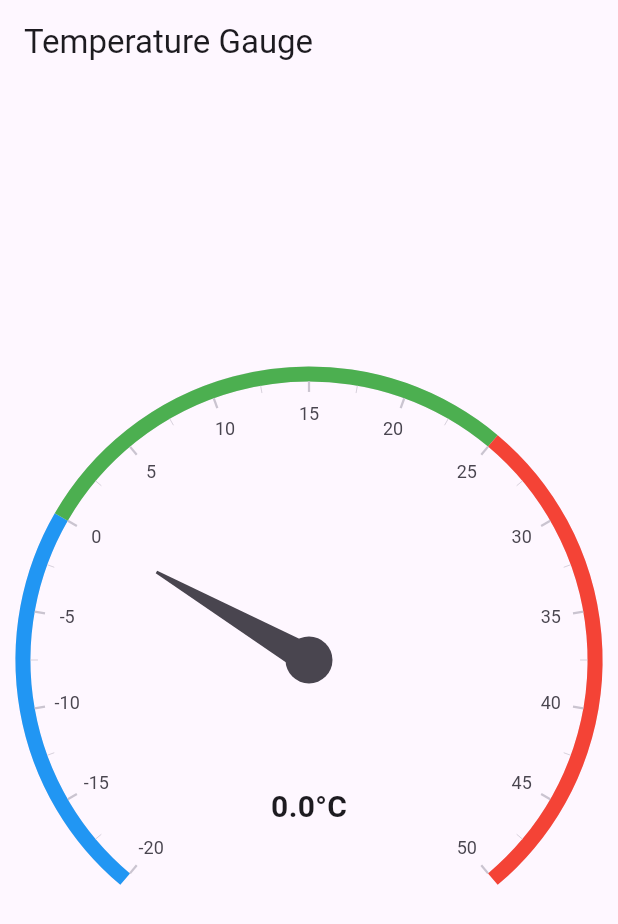
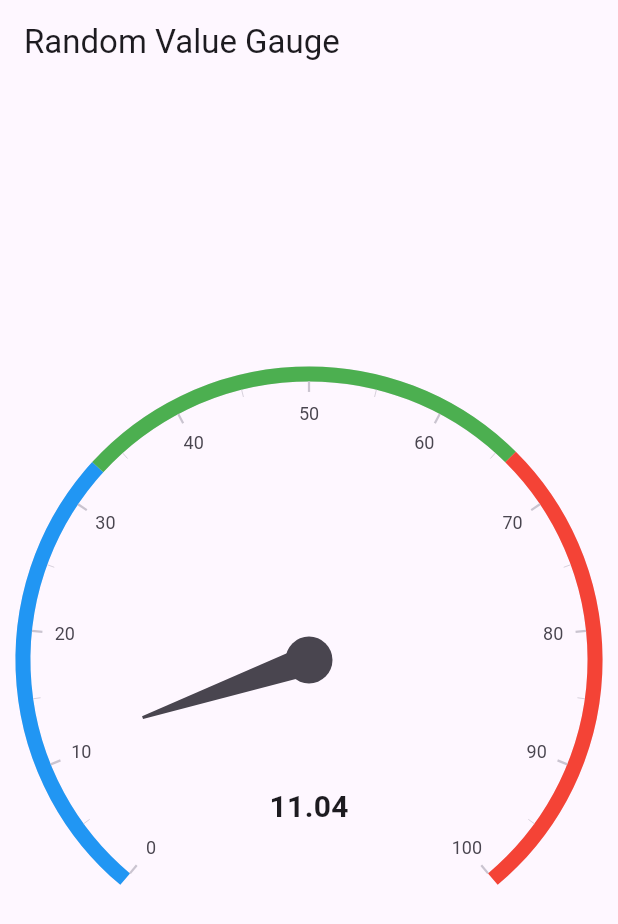
Before and after one commit to Arlyule/EjerciciosUnidad3, a Flutter app: the GaugeScreen screen opened directly, on a phone screen of 412 x 824 dp. Shown: the top 924 px of the screen. Run offline on Flutter 3.47's test engine with Material 3 defaults, Android fonts, the phone set to English and light mode, and no system bars; drawn by our look-alikes of syncfusion_flutter_gauges; our stand-ins replace syncfusion_flutter_charts; missing offline and left inert: mqtt_client.

Commit message:
first commit

```diff
--- a/gaugge_mqtt_app/lib/main.dart
+++ b/gaugge_mqtt_app/lib/main.dart
@@ -1,5 +1,6 @@
+import 'dart:async';
+import 'dart:math';
 import 'package:flutter/material.dart';
-import 'package:gaugge_mqtt_app/mqtt_service.dart';
 import 'package:syncfusion_flutter_gauges/gauges.dart';
 
 void main() {
@@ -12,7 +13,7 @@ class MainApp extends StatelessWidget {
   @override
   Widget build(BuildContext context) {
     return MaterialApp(
-      title: 'Gauge MQTT App',
+      title: 'Gauge Random Value App',
       theme: ThemeData(primarySwatch: Colors.blue),
       home: const GaugeScreen(),
       debugShowCheckedModeBanner: false,
@@ -28,43 +29,65 @@ class GaugeScreen extends StatefulWidget {
 }
 
 class _GaugeScreenState extends State<GaugeScreen> {
-  late MqttService _mqttService;
-  double _temperature = 0.0;
+  double _value = 0.0; // Valor del gauge
+  late Timer _timer;
+
+  @override
+  void initState() {
+    super.initState();
+
+    // Generar un nuevo valor aleatorio cada segundo
+    _timer = Timer.periodic(Duration(seconds: 1), (timer) {
+      setState(() {
+        _value = Random().nextDouble() *
+            100; // Generar un valor aleatorio entre 0 y 100
+      });
+    });
+  }
+
+  @override
+  void dispose() {
+    _timer.cancel(); // Cancelar el temporizador cuando se destruye el widget
+    super.dispose();
+  }
 
   @override
   Widget build(BuildContext context) {
     return Scaffold(
       appBar: AppBar(
-        title: const Text('Temperature Gauge'),
+        title: const Text('Random Value Gauge'),
       ),
       body: Center(
         child: SfRadialGauge(
           axes: <RadialAxis>[
             RadialAxis(
-              minimum: -20,
-              maximum: 50,
+              minimum: 0,
+              maximum: 100, // Ajustado para el rango de 0 a 100
               ranges: <GaugeRange>[
                 GaugeRange(
-                  startValue: -20,
-                  endValue: 0,
+                  startValue: 0,
+                  endValue: 33,
                   color: Colors.blue,
                 ),
                 GaugeRange(
-                  startValue: 0,
-                  endValue: 25,
+                  startValue: 33,
+                  endValue: 66,
                   color: Colors.green,
                 ),
                 GaugeRange(
-                  startValue: 25,
-                  endValue: 50,
+                  startValue: 66,
+                  endValue: 100,
                   color: Colors.red,
                 )
               ],
-              pointers: <GaugePointer>[NeedlePointer(value: _temperature)],
+              pointers: <GaugePointer>[
+                NeedlePointer(
+                    value: _value), // Mostrar el valor actual en el gauge
+              ],
               annotations: <GaugeAnnotation>[
                 GaugeAnnotation(
                   widget: Text(
-                    '$_temperature°C',
+                    '${_value.toStringAsFixed(2)}', // Mostrar el valor actual en el gauge
                     style: const TextStyle(
                         fontSize: 20, fontWeight: FontWeight.bold),
                   ),
@@ -78,16 +101,4 @@ class _GaugeScreenState extends State<GaugeScreen> {
       ),
     );
   }
-
-  @override
-  void initState() {
-    super.initState();
-
-    _mqttService = MqttService('broker.emqx.io', '');
-    _mqttService.getTemperatureStream().listen((temperature) {
-      setState(() {
-        _temperature = temperature;
-      });
-    });
-  }
 }
--- a/gaugge_mqtt_app/lib/mqtt_service.dart
+++ b/gaugge_mqtt_app/lib/mqtt_service.dart
@@ -6,21 +6,19 @@ class MqttService {
 
   MqttService(String server, String clientId)
       : client = MqttServerClient(server, '') {
-    const sanitizedClientId = '';
-
     client.logging(on: true);
     client.setProtocolV311();
     client.keepAlivePeriod = 20;
 
     final connMessage = MqttConnectMessage()
-        .withClientIdentifier(sanitizedClientId)
+        .withClientIdentifier(clientId)
         .startClean()
         .withWillQos(MqttQos.atLeastOnce);
 
     client.connectionMessage = connMessage;
   }
 
-  Stream<double> getTemperatureStream() async* {
+  Stream<double> getValueStream() async* {
     try {
       await client.connect();
     } catch (e) {
@@ -29,14 +27,12 @@ class MqttService {
     }
 
     if (client.connectionStatus?.state == MqttConnectionState.connected) {
-      client.subscribe('temperature/topic', MqttQos.atLeastOnce);
+      client.subscribe('random/value', MqttQos.atLeastOnce);
 
       await for (final c in client.updates!) {
         final MqttPublishMessage recMess = c[0].payload as MqttPublishMessage;
-
         final String pt =
-        MqttPublishPayload.bytesToStringAsString(recMess.payload.message);
-
+            MqttPublishPayload.bytesToStringAsString(recMess.payload.message);
         yield double.tryParse(pt) ?? 0.0;
       }
     } else {
--- a/line_charts/lib/mqtt_service.dart
+++ b/line_charts/lib/mqtt_service.dart
@@ -5,15 +5,13 @@ class MqttService {
   final MqttServerClient client;
 
   MqttService(String server, String clientId)
-      : client = MqttServerClient(server, '') {
-    const sanitizedClientId = '';
-
+      : client = MqttServerClient(server, clientId) {
     client.logging(on: true);
     client.setProtocolV311();
     client.keepAlivePeriod = 20;
 
     final connMessage = MqttConnectMessage()
-        .withClientIdentifier(sanitizedClientId)
+        .withClientIdentifier(clientId)
         .startClean()
         .withWillQos(MqttQos.atLeastOnce);
 
@@ -33,11 +31,12 @@ class MqttService {
 
       await for (final c in client.updates!) {
         final MqttPublishMessage recMess = c[0].payload as MqttPublishMessage;
-
         final String pt =
             MqttPublishPayload.bytesToStringAsString(recMess.payload.message);
 
-        yield double.tryParse(pt) ?? 0.0;
+        // Convert to double
+        final double value = double.tryParse(pt) ?? 0.0;
+        yield value;
       }
     } else {
       client.disconnect();
--- a/mqtt_humidity_level/lib/main.dart
+++ b/mqtt_humidity_level/lib/main.dart
@@ -1,6 +1,7 @@
+import 'dart:async';
+import 'dart:math';
 import 'package:flutter/material.dart';
-import 'liquid_progress_indicator/liquid_progress_indicator.dart';
-import 'mqtt_service.dart';
+import 'package:mqtt_humidity_level/liquid_progress_indicator/liquid_circular_progress_indicator.dart';
 
 void main() {
   runApp(const MyApp());
@@ -12,7 +13,7 @@ class MyApp extends StatelessWidget {
   @override
   Widget build(BuildContext context) {
     return MaterialApp(
-      title: 'MQTT Humidity Level App',
+      title: 'Random Value App',
       theme: ThemeData(
         primarySwatch: Colors.blue,
       ),
@@ -29,25 +30,33 @@ class HumidityLevelScreen extends StatefulWidget {
 }
 
 class HumidityLevelScreenState extends State<HumidityLevelScreen> {
-  late MqttService _mqttService;
   double _humidityLevel = 0.0;
+  late Timer _timer;
 
   @override
   void initState() {
     super.initState();
-    _mqttService = MqttService('broker.emqx.io', '');
-    _mqttService.getHumidityLevelStream().listen((humidityLevel) {
+
+    // Generar un nuevo valor aleatorio entre 0 y 1 cada segundo
+    _timer = Timer.periodic(Duration(seconds: 1), (timer) {
       setState(() {
-        _humidityLevel = humidityLevel;
+        _humidityLevel =
+            Random().nextBool() ? 1.0 : 0.0; // Generar 0 o 1 aleatoriamente
       });
     });
+  }
+
+  @override
+  void dispose() {
+    _timer.cancel(); // Cancelar el temporizador cuando se destruye el widget
+    super.dispose();
   }
 
   @override
   Widget build(BuildContext context) {
     return Scaffold(
       appBar: AppBar(
-        title: const Text('Humidity Level Gauge'),
+        title: const Text('Random Value Gauge'),
       ),
       body: Center(
         child: Padding(
@@ -55,14 +64,14 @@ class HumidityLevelScreenState extends State<HumidityLevelScreen> {
           child: AspectRatio(
             aspectRatio: 1.0,
             child: LiquidCircularProgressIndicator(
-              value: _humidityLevel / 100,
+              value: _humidityLevel, // Ajustado para mostrar 0 o 1
               valueColor: const AlwaysStoppedAnimation(Colors.blue),
               backgroundColor: Theme.of(context).scaffoldBackgroundColor,
               borderColor: Colors.blue,
               borderWidth: 5.0,
               direction: Axis.vertical,
               center: Text(
-                '${_humidityLevel.toStringAsFixed(1)}%',
+                '${(_humidityLevel * 100).toStringAsFixed(0)}%', // Mostrar valor en porcentaje (0% o 100%)
                 style: const TextStyle(
                   fontSize: 20,
                   fontWeight: FontWeight.bold,
```
Also changed, not shown: line_charts/lib/main.dart (+13 -6 lines), 3 other files.
